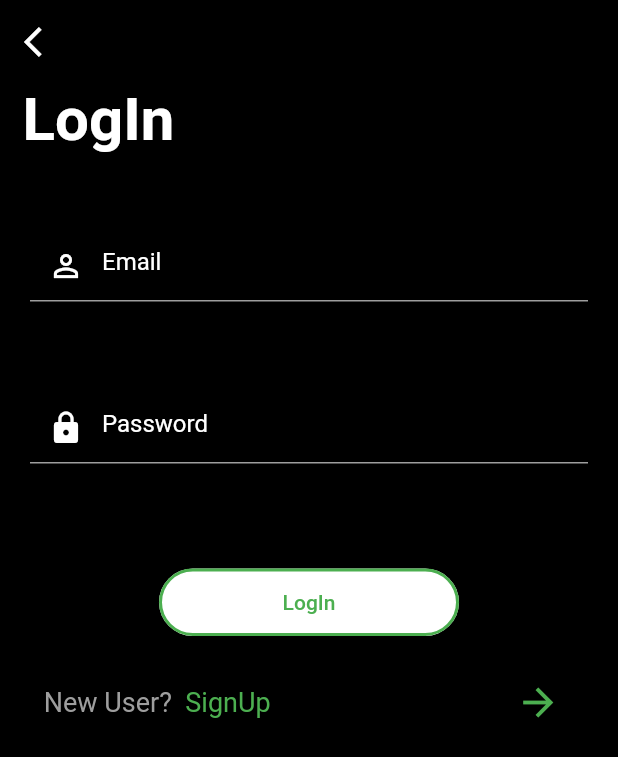
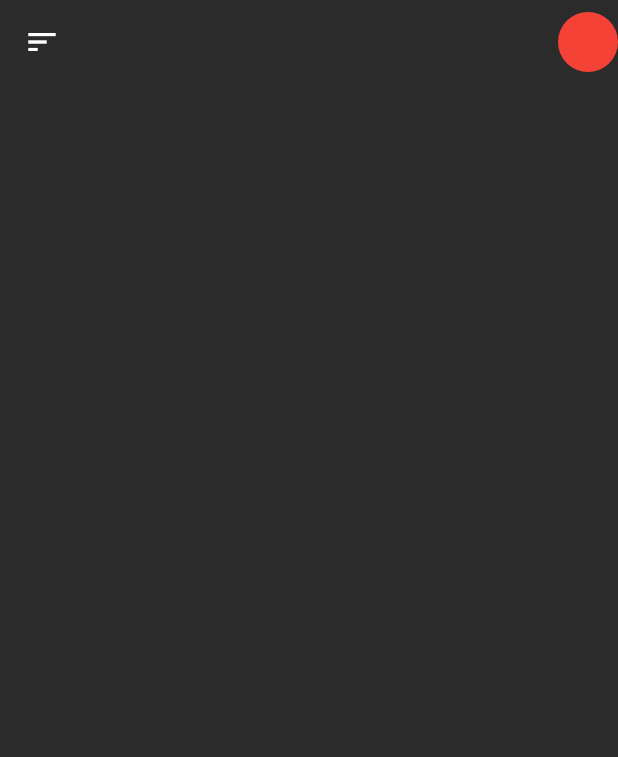
Before and after one commit to sangeeta2701/food-oredering-app, a Flutter app: the LoginPage screen opened directly, after a tap on "LogIn", on a phone screen of 412 x 824 dp. Shown: the top 757 px of the screen. Run offline on Flutter 3.47's test engine with Material 2 defaults, Android fonts, the phone set to English and light mode, and no system bars; our stand-ins replace cloud_firestore, firebase_auth, firebase_core; accounts and stored records are empty.

Commit message:
food ordering app

```diff
--- a/lib/main.dart
+++ b/lib/main.dart
@@ -15,6 +15,12 @@ class MyApp extends StatelessWidget {
   @override
   Widget build(BuildContext context) {
     return MaterialApp(
+      theme: ThemeData(
+        scaffoldBackgroundColor: Color(0xff2b2b2b),
+        appBarTheme: AppBarTheme(
+          color: Color(0xff2b2b2b),
+        ),
+      ),
       debugShowCheckedModeBanner: false,
       home: WelcomePage(),
     );
--- /dev/null
+++ b/lib/screens/home_page.dart
@@ -0,0 +1,25 @@
+import 'package:flutter/material.dart';
+
+class HomePage extends StatefulWidget {
+  const HomePage({Key? key}) : super(key: key);
+
+  @override
+  State<HomePage> createState() => _HomePageState();
+}
+
+class _HomePageState extends State<HomePage> {
+  @override
+  Widget build(BuildContext context) {
+    return Scaffold(
+      appBar: AppBar(
+        elevation: 0,
+        leading: Icon(Icons.sort),
+        actions: [
+          CircleAvatar(
+            backgroundColor: Colors.red,
+          ),
+        ],
+      ),
+    );
+  }
+}
--- a/lib/screens/loginPage.dart
+++ b/lib/screens/loginPage.dart
@@ -1,4 +1,5 @@
 import 'package:flutter/material.dart';
+import 'package:food_ordering/screens/home_page.dart';
 import 'package:food_ordering/screens/sign_up.dart';
 import 'package:food_ordering/screens/welcome_page.dart';
 
@@ -102,7 +103,12 @@ class LoginPage extends StatelessWidget {
                           borderRadius: BorderRadius.circular(30),
                         ),
                         color: Colors.white,
-                        onPressed: () {},
+                        onPressed: () {
+                          Navigator.push(
+                              context,
+                              MaterialPageRoute(
+                                  builder: (context) => HomePage()));
+                        },
                         child: Text(
                           "LogIn",
                           style: TextStyle(color: Colors.green),
```
